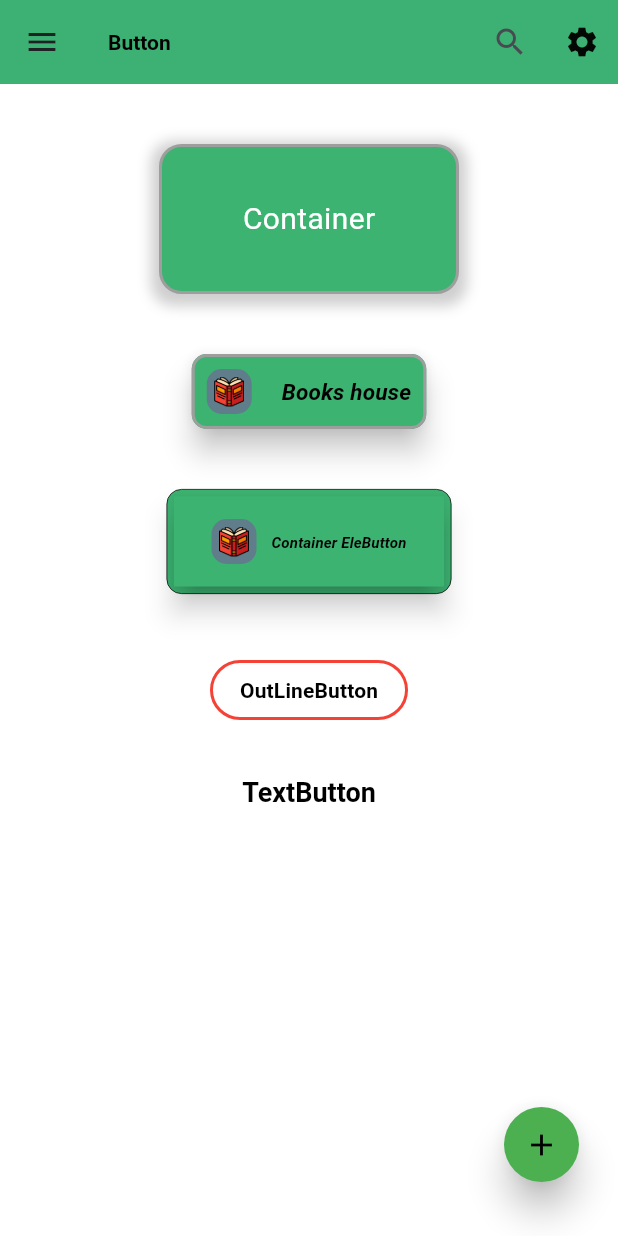
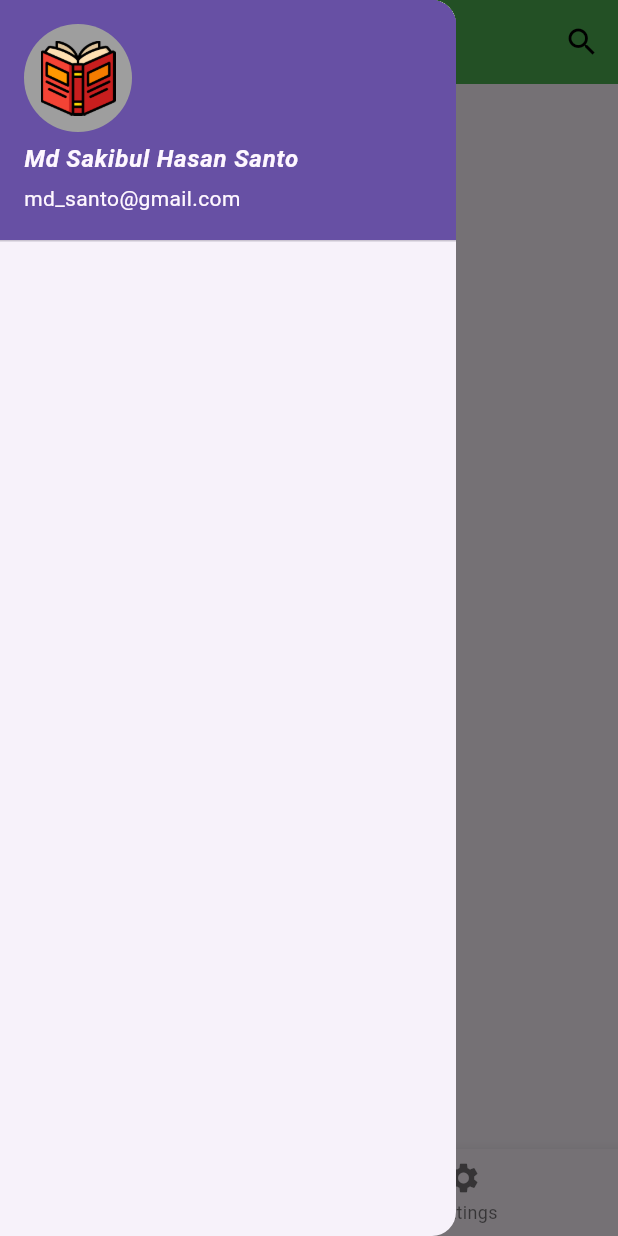
Before and after one commit to mdsakibulhasansanto/Ui_practice, a Flutter app: the screen it shows after launch, with the side drawer open (before the commit the screen has no drawer), on a phone screen of 412 x 824 dp. Run offline on Flutter 3.47's test engine with Material 3 defaults, Android fonts, the phone set to English and light mode, and no system bars.

Commit message:
update_19/10/2:17 AM

```diff
--- a/lib/main.dart
+++ b/lib/main.dart
@@ -2,6 +2,8 @@
 import 'package:flutter/material.dart';
 import 'module_six/image_column_row_appbar.dart';
 import 'module_seven/button_floatingActonButton_alertDialog.dart';
+import 'module_seven/divider_modalBottomSheet_textField.dart';
+import 'module_seven/AppBar_BottomNavigation_listView_ScrollView.dart';
 
 void main (){
   runApp(const MyApp());
@@ -16,7 +18,9 @@ class MyApp extends StatelessWidget {
     return  const MaterialApp(
       debugShowCheckedModeBanner: false,
       //home: ImageColumnRow(),
-       home: ButtonAlertDialog(),
+      // home: ModalBottomSheet(),
+      home: AppBarBottomNavigationListViewScrollView(),
     );
+
   }
 }
--- /dev/null
+++ b/lib/module_seven/AppBar_BottomNavigation_listView_ScrollView.dart
@@ -0,0 +1,61 @@
+
+import 'package:flutter/material.dart';
+
+class AppBarBottomNavigationListViewScrollView extends StatelessWidget{
+  const AppBarBottomNavigationListViewScrollView({super.key});
+
+  // Drawer , BottomNavigationBar, ScrollBar, ListView
+  @override
+  Widget build(BuildContext context) {
+
+    return Scaffold (
+      appBar: AppBar(
+        title: const Text('AppBar'),
+        backgroundColor: Colors.green,
+        iconTheme: const IconThemeData(
+          color: Colors.white,
+        ),
+       actions: [
+         IconButton(onPressed: (){}, icon: const Icon(Icons.search,color: Colors.black,)),
+       ],
+       // leading: const Icon(Icons.menu,color: Colors.white,),
+      ),
+      drawer:  Drawer(
+        child:  Column(
+          mainAxisAlignment: MainAxisAlignment.start,
+          children: [
+            UserAccountsDrawerHeader(
+
+              accountName: const Text('Md Sakibul Hasan Santo',style: TextStyle(
+                fontStyle: FontStyle.italic,
+                fontWeight: FontWeight.bold
+              ),),
+              accountEmail: Text('md_santo@gmail.com'),
+              currentAccountPicture: CircleAvatar(
+                backgroundColor: Colors.grey,
+               // child: Text('J', style: TextStyle(fontSize: 40, color: Colors.white)),
+                child: Image.asset(
+                  height: 50,
+                  width: 50,
+                  'images/book_c.png',
+                ),
+              ),
+            ),
+          ],
+        ),
+      ),
+      bottomNavigationBar: BottomNavigationBar(
+        currentIndex: 0,
+          selectedItemColor: Colors.green,
+          onTap: (int Index){
+
+          },
+          items: const [
+            BottomNavigationBarItem(icon: Icon(Icons.home),label: 'Home'),
+            BottomNavigationBarItem(icon: Icon(Icons.settings),label: 'Settings'),
+          ]
+      ),
+    );
+  }
+
+}
```
Also changed, not shown: lib/module_seven/divider_modalBottomSheet_textField.dart (+206 -0 lines).
